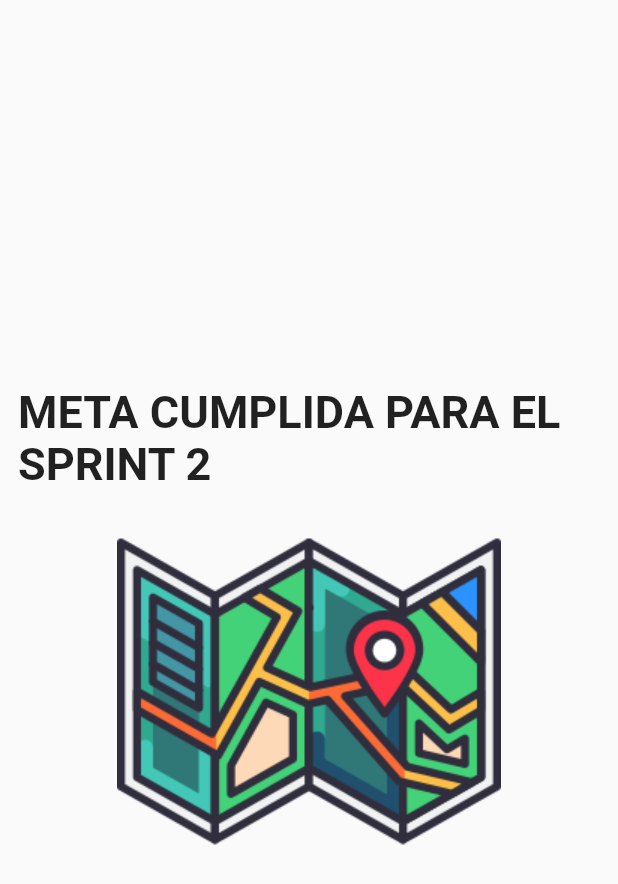
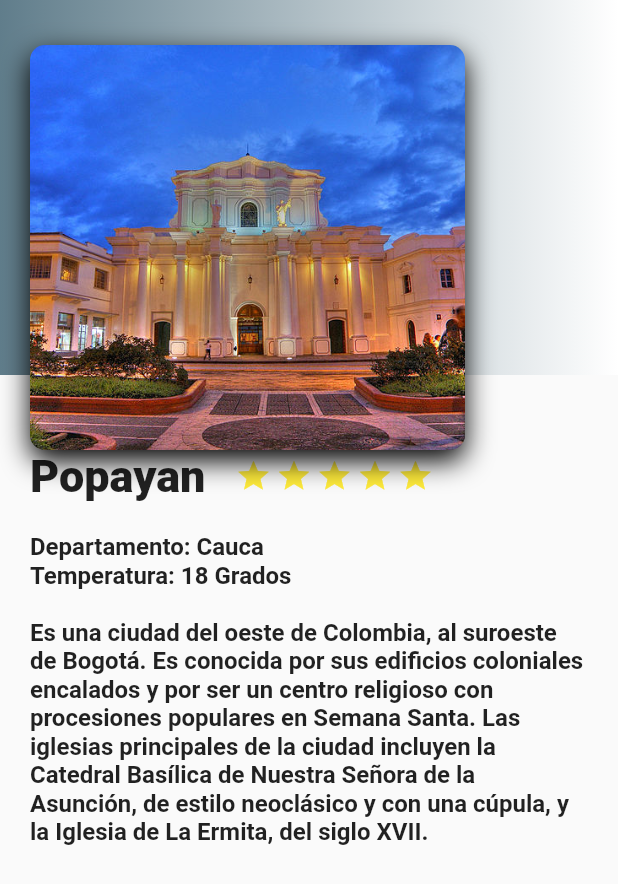
Before and after one commit to mobilcode4/colombiatravel, a Flutter app: the HomePage screen opened directly, on a phone screen of 412 x 824 dp. Shown: the top 884 px of the screen. Run offline on Flutter 3.47's test engine with Material 2 defaults, Android fonts, the phone set to English and light mode, and no system bars; our stand-ins replace shared_preferences; accounts and stored records are empty; network calls fail.

Commit message:
POI - Popayan

```diff
--- a/lib/pages/home_page.dart
+++ b/lib/pages/home_page.dart
@@ -1,4 +1,7 @@
 import 'package:flutter/material.dart';
+import '../partials/descripcion.dart';
+import '../partials/tarjeta.dart';
+import '../partials/cabecera.dart';
 
 class HomePage extends StatefulWidget {
   const HomePage({Key? key}) : super(key: key);
@@ -8,30 +11,18 @@ class HomePage extends StatefulWidget {
 }
 
 class _HomePageState extends State<HomePage> {
+  String msg =
+      "Departamento: Cauca \nTemperatura: 18 Grados\n\nEs una ciudad del oeste de Colombia, al suroeste de Bogotá. Es conocida por sus edificios coloniales encalados y por ser un centro religioso con procesiones populares en Semana Santa. Las iglesias principales de la ciudad incluyen la Catedral Basílica de Nuestra Señora de la Asunción, de estilo neoclásico y con una cúpula, y la Iglesia de La Ermita, del siglo XVII.";
   @override
   Widget build(BuildContext context) {
     return Scaffold(
-      body: Padding(
-        padding: const EdgeInsets.symmetric(horizontal: 12, vertical: 20),
-        child: Center(
-          child: SingleChildScrollView(
-              child: Column(
-            mainAxisAlignment: MainAxisAlignment.center,
-
-            children: const <Widget>[
-              Text(
-                "",
-              ),
-              Text(
-                "META CUMPLIDA PARA EL SPRINT 2",
-                style: TextStyle(fontSize: 30, fontWeight: FontWeight.bold),
-              ),
-              Image(image: AssetImage('assets/images/logo.png')),
-              SizedBox(),
-            ],
-          )),
+        body: Stack(
+      children: [
+        ListView(
+          children: [Description("Popayan", 5, msg)],
         ),
-      ),
-    );
+        Cabecera()
+      ],
+    ));
   }
 }
--- /dev/null
+++ b/lib/partials/cabecera.dart
@@ -0,0 +1,15 @@
+import 'package:flutter/material.dart';
+import 'package:login/partials/tarjeta.dart';
+import '../partials/descripcion_fondo.dart';
+import '../partials/tarjeta.dart';
+
+class Cabecera extends StatelessWidget {
+  @override
+  Widget build(BuildContext context) {
+    final cabecera = Stack(
+      children: [DescripcionFondo(), Tarjeta("assets/images/pop1.jpg")],
+    );
+
+    return cabecera;
+  }
+}
--- /dev/null
+++ b/lib/partials/descripcion.dart
@@ -0,0 +1,60 @@
+import 'package:flutter/material.dart';
+
+class Description extends StatelessWidget {
+  String nombreCiudad;
+  int starts;
+  String msg;
+
+  Description(this.nombreCiudad, this.starts, this.msg);
+
+  @override
+  Widget build(BuildContext context) {
+    final description = Container(
+      margin: const EdgeInsets.only(top: 20.0, left: 20.0, right: 20.0),
+      child: Text(
+        msg,
+        style: const TextStyle(
+            fontSize: 16.0, fontWeight: FontWeight.bold, color: Colors.black87),
+      ),
+    );
+
+    final estrellaVacia = Container(
+      margin: const EdgeInsets.only(top: 300.0, right: 3.0),
+      child: const Icon(Icons.star_border, color: Colors.yellow),
+    );
+
+    final estrellaMedia = Container(
+      margin: const EdgeInsets.only(top: 300.0, right: 3.0),
+      child: const Icon(Icons.star_half, color: Colors.yellow),
+    );
+
+    final estrella = Container(
+      margin: const EdgeInsets.only(top: 300.0, right: 3.0),
+      child: const Icon(Icons.star, color: Colors.yellow),
+    );
+
+    final titulo_descripcion = Row(
+      children: <Widget>[
+        Container(
+          margin: const EdgeInsets.only(
+            top: 300.0,
+            left: 20.0,
+            right: 20.0,
+          ),
+          child: Text(
+            nombreCiudad,
+            style: const TextStyle(fontSize: 30.0, fontWeight: FontWeight.w900),
+            textAlign: TextAlign.left,
+          ),
+        ),
+        Row(
+          children: [estrella, estrella, estrella, estrella, estrella],
+        )
+      ],
+    );
+
+    return Column(
+      children: [titulo_descripcion, description],
+    );
+  }
+}
--- /dev/null
+++ b/lib/partials/descripcion_fondo.dart
@@ -0,0 +1,13 @@
+import 'package:flutter/material.dart';
+
+class DescripcionFondo extends StatelessWidget {
+  @override
+  Widget build(BuildContext context) {
+    return Container(
+      height: 250.0,
+      decoration: const BoxDecoration(
+        gradient: LinearGradient(colors: [Colors.blueGrey, Colors.white]),
+      ),
+    );
+  }
+}
--- /dev/null
+++ b/lib/partials/tarjeta.dart
@@ -0,0 +1,28 @@
+import 'package:flutter/material.dart';
+
+class Tarjeta extends StatelessWidget {
+  String rutaImagen = "assets/images/pop1.jpg";
+
+  Tarjeta(this.rutaImagen);
+
+  @override
+  Widget build(BuildContext context) {
+    final tarjeta = Container(
+      height: 270.0,
+      width: 290.0,
+      margin: const EdgeInsets.only(top: 30.0, left: 20.0),
+      decoration: BoxDecoration(
+          image:
+              DecorationImage(fit: BoxFit.cover, image: AssetImage(rutaImagen)),
+          borderRadius: BorderRadius.all(Radius.circular(10.0)),
+          shape: BoxShape.rectangle,
+          // ignore: prefer_const_literals_to_create_immutables
+          boxShadow: [
+            const BoxShadow(
+                color: Colors.black, blurRadius: 15.0, offset: Offset(0.0, 7.0))
+          ]),
+    );
+
+    return tarjeta;
+  }
+}
--- a/pubspec.yaml
+++ b/pubspec.yaml
@@ -59,6 +59,7 @@ dev_dependencies:
 flutter:
   assets:
     - assets/images/
+    - assets/images/pop1.jpg
 
   # The following line ensures that the Material Icons font is
   # included with your application, so that you can use the icons in
```
Also changed, not shown: assets/images/pop1.jpg (added).
